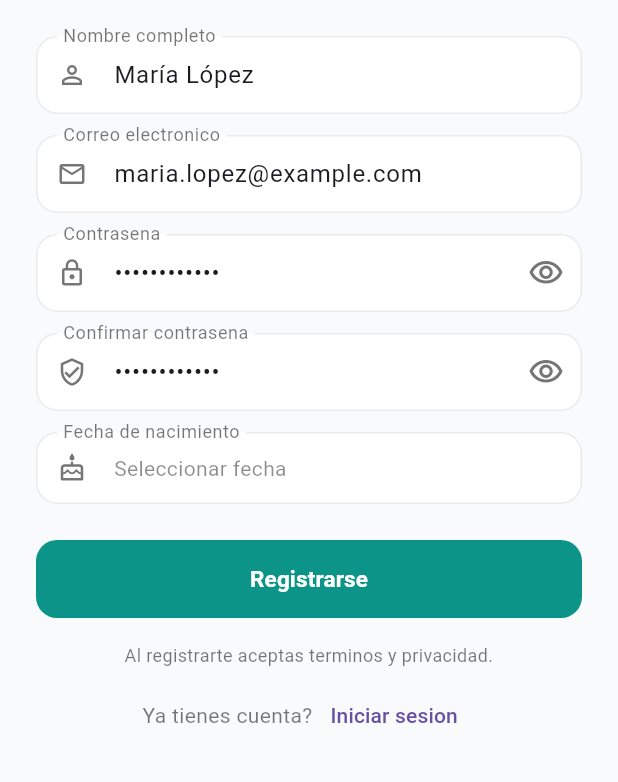
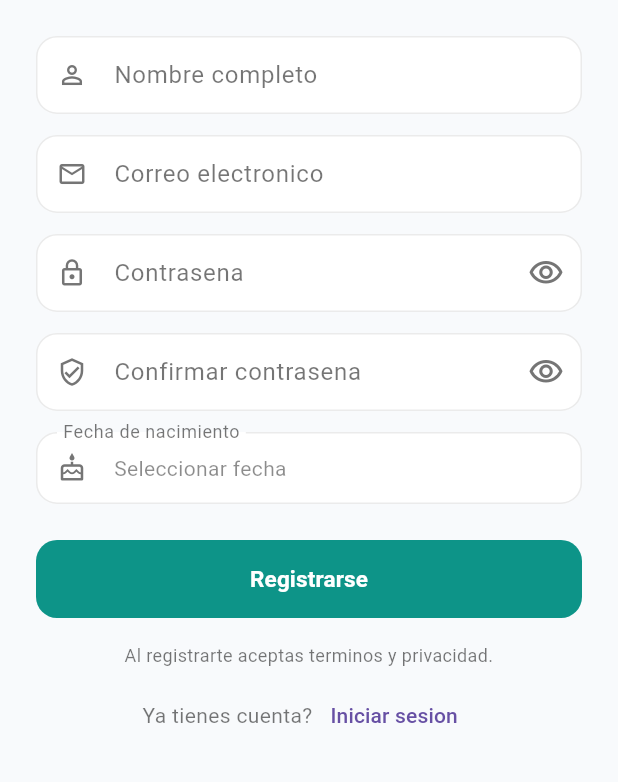
Before and after one commit to IESG-Eldoritoskun/CLINIK, a Flutter app: the RegisterScreen screen opened by its route, on a phone screen of 412 x 824 dp, the part 303-1085 px from its top. Run offline on Flutter 3.47's test engine with Material 3 defaults, Android fonts, the phone set to English and light mode, and no system bars; our stand-ins replace supabase_flutter; accounts and stored records are empty; network calls fail.

Commit message:
fix: se corrigio el error de los campos llenos

```diff
--- a/lib/screens/register_screen.dart
+++ b/lib/screens/register_screen.dart
@@ -11,10 +11,10 @@ class RegisterScreen extends StatefulWidget {
 }
 
 class _RegisterScreenState extends State<RegisterScreen> {
-  final TextEditingController _nameController = TextEditingController(text: 'María López');
-  final TextEditingController _emailController = TextEditingController(text: 'maria.lopez@example.com');
-  final TextEditingController _passwordController = TextEditingController(text: '••••••••••••');
-  final TextEditingController _confirmPasswordController = TextEditingController(text: '••••••••••••');
+  final TextEditingController _nameController = TextEditingController();
+  final TextEditingController _emailController = TextEditingController();
+  final TextEditingController _passwordController = TextEditingController();
+  final TextEditingController _confirmPasswordController = TextEditingController();
 
   bool _obscurePassword = true;
   bool _obscureConfirmPassword = true;
@@ -125,13 +125,21 @@ class _RegisterScreenState extends State<RegisterScreen> {
                   const SizedBox(height: 24),
                   TextField(
                     controller: _nameController,
-                    decoration: _fieldDecoration(label: 'Nombre completo', prefix: Icons.person_outline),
+                    decoration: _fieldDecoration(
+                      label: 'Nombre completo',
+                      hint: 'Ejemplo: María López',
+                      prefix: Icons.person_outline,
+                    ),
                   ),
                   const SizedBox(height: 14),
                   TextField(
                     controller: _emailController,
                     keyboardType: TextInputType.emailAddress,
-                    decoration: _fieldDecoration(label: 'Correo electronico', prefix: Icons.mail_outline),
+                    decoration: _fieldDecoration(
+                      label: 'Correo electronico',
+                      hint: 'Ejemplo: maria.lopez@example.com',
+                      prefix: Icons.mail_outline,
+                    ),
                   ),
                   const SizedBox(height: 14),
                   TextField(
@@ -139,6 +147,7 @@ class _RegisterScreenState extends State<RegisterScreen> {
                     obscureText: _obscurePassword,
                     decoration: _fieldDecoration(
                       label: 'Contrasena',
+                      hint: 'Ejemplo: ••••••••••••',
                       prefix: Icons.lock_outline,
                       suffix: IconButton(
                         icon: Icon(
@@ -159,6 +168,7 @@ class _RegisterScreenState extends State<RegisterScreen> {
                     obscureText: _obscureConfirmPassword,
                     decoration: _fieldDecoration(
                       label: 'Confirmar contrasena',
+                      hint: 'Repite tu contrasena',
                       prefix: Icons.verified_user_outlined,
                       suffix: IconButton(
                         icon: Icon(
@@ -268,10 +278,12 @@ class _RegisterScreenState extends State<RegisterScreen> {
   InputDecoration _fieldDecoration({
     required String label,
     required IconData prefix,
+    String? hint,
     Widget? suffix,
   }) {
     return InputDecoration(
       labelText: label,
+      hintText: hint,
       labelStyle: const TextStyle(color: Colors.black54),
       prefixIcon: Icon(prefix, size: 20, color: Colors.grey.shade600),
       suffixIcon: suffix,
```
Also changed, not shown: lib/screens/home_screen.dart (+9 -9 lines), lib/screens/login_screen.dart (+6 -2 lines), lib/screens/register_glucose_screen.dart (+4 -4 lines), lib/screens/register_pressure_screen.dart (+5 -5 lines), pubspec.lock.
